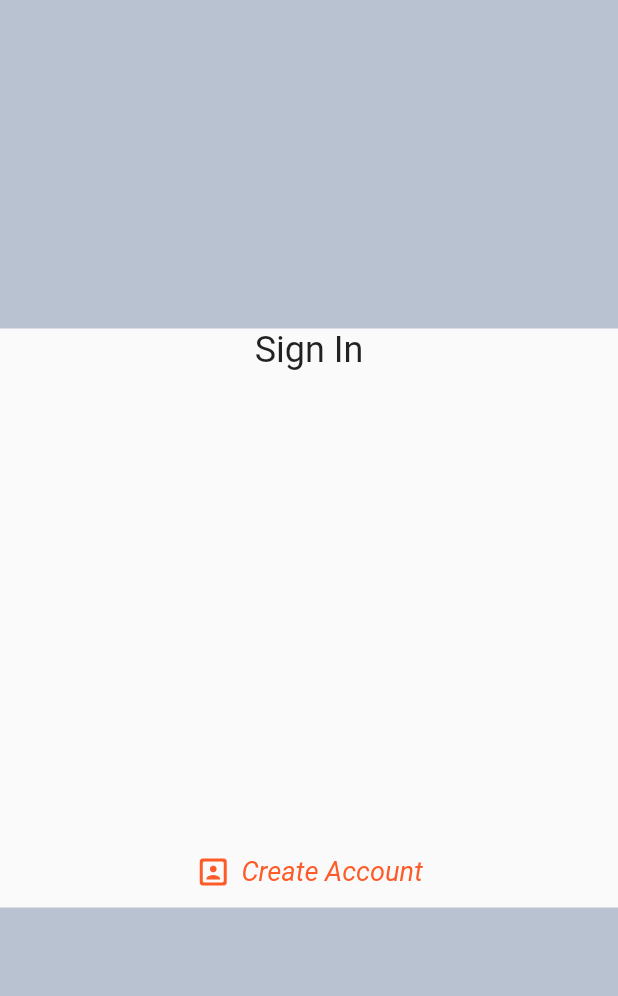
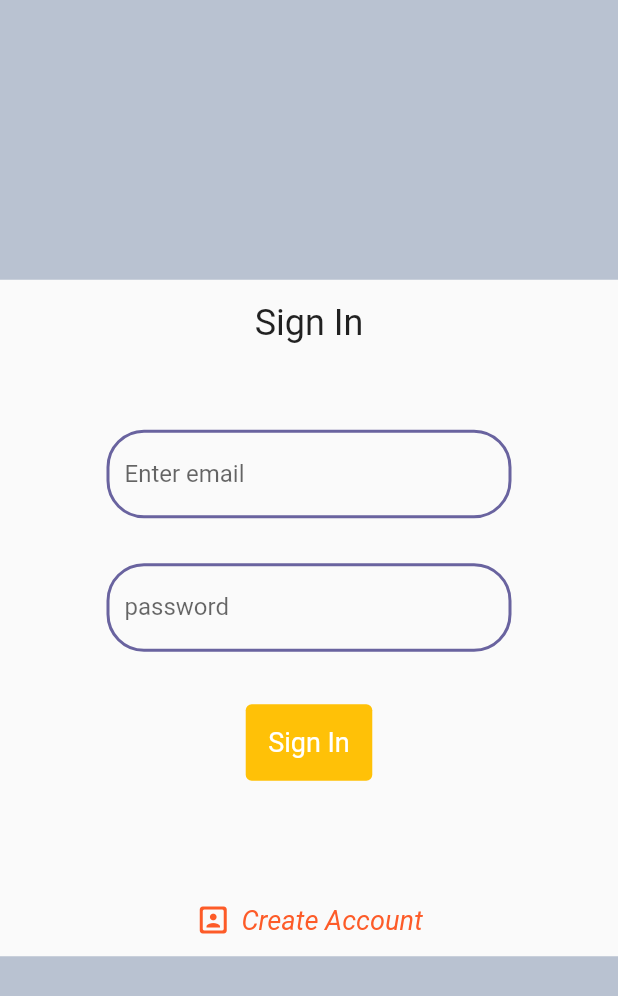
Before and after one commit to mike-bskim/web_book_tracker, a Flutter app: the screen it shows after launch, after a tap on "Sign in to get started", on a phone screen of 412 x 824 dp. Shown: the top 996 px of the screen. Run offline on Flutter 3.47's test engine with Material 2 defaults, Android fonts, the phone set to English and light mode, and no system bars; our stand-ins replace hexcolor.

Commit message:
login layout

```diff
--- a/lib/src/screens/login_page.dart
+++ b/lib/src/screens/login_page.dart
@@ -1,6 +1,6 @@
-//import 'package:book_tracker/widgets/create_account_form.dart';
-//import 'package:book_tracker/widgets/login_form.dart';
 import 'package:flutter/material.dart';
+import 'package:flutter_web_book_tracker/src/widgets/create_account_form.dart';
+import 'package:flutter_web_book_tracker/src/widgets/login_form.dart';
 
 class LoginPage extends StatefulWidget {
   @override
@@ -10,7 +10,8 @@
 class _LoginPageState extends State<LoginPage> {
   bool isCreateAccountClicked = false;
 
-  final _formKey = GlobalKey<FormState>();
+//  final GlobalKey<FormState> _formKey = GlobalKey<FormState>();
+  var _formKey = GlobalKey<FormState>();
 
   final TextEditingController _emailTextController = TextEditingController();
   final TextEditingController _passwordTextController = TextEditingController();
@@ -25,6 +26,9 @@
                   child: Container(
                     color: Color(0xffb9c2d1),
                   )),
+              SizedBox(
+                height: 15,
+              ),
               Text(
                 'Sign In',
                 style: Theme.of(context).textTheme.headline5,
@@ -36,16 +40,16 @@
                 children: [
                   SizedBox(
                       width: 300,
-                      height: 300,
-//                      child: isCreateAccountClicked != true
-//                          ? LoginForm(
-//                          formKey: _formKey,
-//                          emailTextController: _emailTextController,
-//                          passwordTextController: _passwordTextController)
-//                          : CreateAccountForm(
-//                          formKey: _formKey,
-//                          emailTextController: _emailTextController,
-//                          passwordTextController: _passwordTextController)
+                      height: 350,
+                      child: isCreateAccountClicked != true
+                          ? LoginForm(
+                          formKey: _formKey,
+                          emailTextController: _emailTextController,
+                          passwordTextController: _passwordTextController)
+                          : CreateAccountForm(
+                          formKey: _formKey,
+                          emailTextController: _emailTextController,
+                          passwordTextController: _passwordTextController)
                   ),
                   TextButton.icon(
                       icon: Icon(Icons.portrait_rounded),
@@ -59,7 +63,11 @@
                             isCreateAccountClicked = true;
                           } else
                             isCreateAccountClicked = false;
-                          print('isCreateAccountClicked: ${isCreateAccountClicked.toString()}');
+
+                          _passwordTextController.text = ''; // 초기화
+                          _formKey = GlobalKey<FormState>(); // 키값 초기화
+//                          print('isCreateAccountClicked: ${isCreateAccountClicked.toString()}');
+//                          print('_formKey: ${_formKey.toString()}');
                         });
                       },
                       label: Text(isCreateAccountClicked
--- /dev/null
+++ b/lib/src/widgets/input_decoration.dart
@@ -0,0 +1,15 @@
+import 'package:flutter/material.dart';
+
+
+InputDecoration buildInputDecoration({String? label, String? hintText}) {
+  return InputDecoration(
+      fillColor: Colors.white,
+      focusedBorder: OutlineInputBorder(
+          borderRadius: BorderRadius.circular(12),
+          borderSide: BorderSide(color: Colors.blue)),
+      enabledBorder: OutlineInputBorder(
+          borderRadius: BorderRadius.circular(25),
+          borderSide: BorderSide(color: Color(0xff69639F), width: 2.0)),
+      labelText: label,
+      hintText: hintText);
+}
--- /dev/null
+++ b/lib/src/widgets/login_form.dart
@@ -0,0 +1,93 @@
+//import 'package:book_tracker/screens/main_screen.dart';
+//import 'package:book_tracker/widgets/input_decoration.dart';
+//import 'package:firebase_auth/firebase_auth.dart';
+import 'package:flutter/cupertino.dart';
+import 'package:flutter/material.dart';
+import 'package:flutter_web_book_tracker/src/widgets/input_decoration.dart';
+
+class LoginForm extends StatelessWidget {
+  const LoginForm({
+    Key? key,
+    required GlobalKey<FormState> formKey,
+    required TextEditingController emailTextController,
+    required TextEditingController passwordTextController,
+  })  : _formKey = formKey,
+        _emailTextController = emailTextController,
+        _passwordTextController = passwordTextController,
+        super(key: key);
+
+  final GlobalKey<FormState> _formKey;
+  final TextEditingController _emailTextController;
+  final TextEditingController _passwordTextController;
+
+  @override
+  Widget build(BuildContext context) {
+//    GlobalKey _scaffold = GlobalKey();
+    return Form(
+      key: _formKey,
+      child: Column(children: [
+        Padding(padding: EdgeInsets.only(top: 32.0)),
+        Padding(
+          padding: const EdgeInsets.all(15.0),
+          child: TextFormField(
+            validator: (value) {
+              return value!.isEmpty ? 'Please add an email' : null;
+            },
+            controller: _emailTextController,
+            decoration: buildInputDecoration(
+                label: 'Enter email', hintText: 'john@me.com'),
+          ),
+        ),
+        Padding(
+          padding: const EdgeInsets.all(15.0),
+          child: TextFormField(
+              validator: (value) {
+                return value!.isEmpty ? 'Enter password' : null;
+              },
+              controller: _passwordTextController,
+              obscureText: true,
+              decoration:
+              buildInputDecoration(label: 'password', hintText: '')),
+        ),
+        SizedBox(
+          height: 20,
+        ),
+        TextButton(
+            child: Text('Sign In'),
+            style: TextButton.styleFrom(
+                primary: Colors.white,
+                padding: EdgeInsets.all(15),
+                shape: RoundedRectangleBorder(
+                    borderRadius: BorderRadius.circular(4)),
+                backgroundColor: Colors.amber,
+                textStyle: TextStyle(fontSize: 18)),
+            onPressed: () {
+              print('Sign In');
+              if (_formKey.currentState!.validate()) {
+//                FirebaseAuth.instance
+//                    .signInWithEmailAndPassword(
+//                    email: _emailTextController.text,
+//                    password: _passwordTextController.text)
+//                    .then((value) {
+//                  Navigator.push(
+//                      context,
+//                      MaterialPageRoute(
+//                          builder: (context) => MainScreenPage()));
+//                }).catchError((onError) {
+//                  return showDialog(
+//                    context: context,
+//                    builder: (context) {
+//                      return AlertDialog(
+//                        title: Text('Oops!'),
+//                        content: Text('${onError.message}'),
+//                      );
+//                    },
+//                  );
+//                });
+              }
+            }
+        )
+      ]),
+    );
+  }
+}
```
Also changed, not shown: lib/src/widgets/create_account_form.dart (added, +107 -0 lines).
